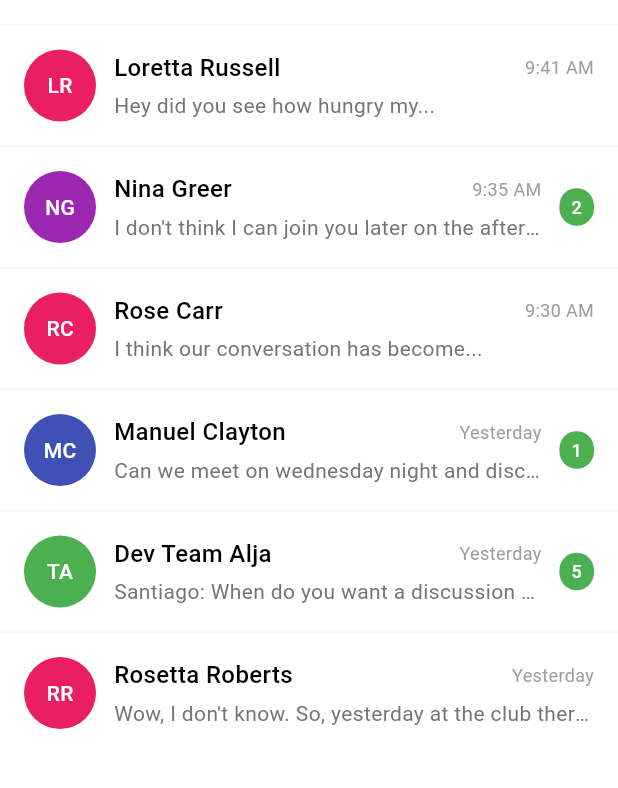
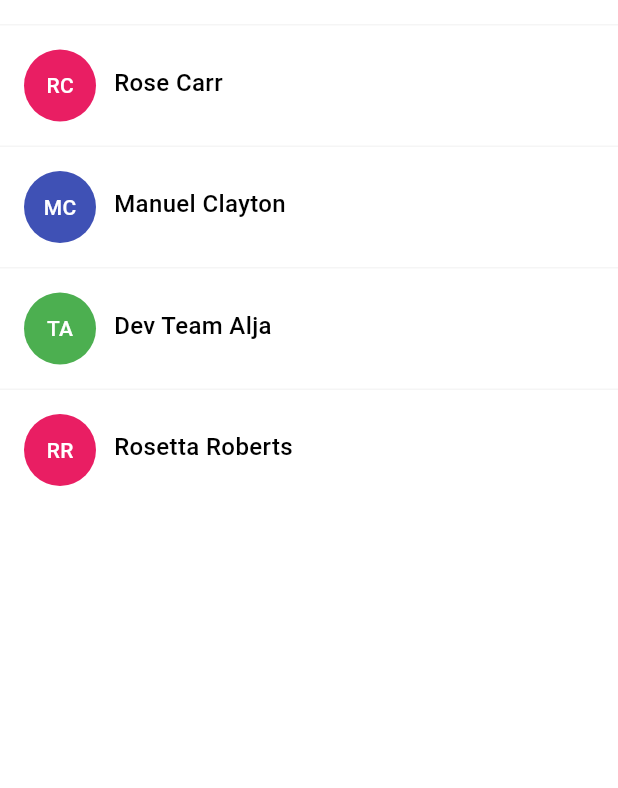
Before and after one commit to Dilshad101/chat_app_demo, a Flutter app: the screen it shows after launch, on a phone screen of 412 x 824 dp, the part 84-872 px from its top. Run offline on Flutter 3.47's test engine with Material 3 defaults, Android fonts, the phone set to English and light mode, and no system bars; our stand-ins replace bloc, dartz, equatable, get_it, hive, hive_flutter; missing offline and left inert: data_connection_checker_tv; accounts and stored records are empty.

Commit message:
ui updates

```diff
--- a/lib/features/chat/presentation/pages/chat_screen.dart
+++ b/lib/features/chat/presentation/pages/chat_screen.dart
@@ -16,63 +16,10 @@ class ChatScreenState extends State<ChatScreen> {
   ChatItem? selectedChat;
 
   final List<ChatItem> chatList = [
-    ChatItem(
-      id: 1,
-      name: "Loretta Russell",
-      message: "Hey did you see how hungry my...",
-      time: "9:41 AM",
-      avatar: "LR",
-      online: true,
-      pendingCount: 0,
-    ),
-    ChatItem(
-      id: 2,
-      name: "Nina Greer",
-      message:
-          "I don't think I can join you later on the afternoon since we are meaning...",
-      time: "9:35 AM",
-      avatar: "NG",
-      online: true,
-      pendingCount: 2,
-    ),
-    ChatItem(
-      id: 3,
-      name: "Rose Carr",
-      message: "I think our conversation has become...",
-      time: "9:30 AM",
-      avatar: "RC",
-      online: false,
-      pendingCount: 0,
-    ),
-    ChatItem(
-      id: 4,
-      name: "Manuel Clayton",
-      message: "Can we meet on wednesday night and discuss about new book...",
-      time: "Yesterday",
-      avatar: "MC",
-      online: false,
-      pendingCount: 1,
-    ),
-    ChatItem(
-      id: 5,
-      name: "Dev Team Alja",
-      message:
-          "Santiago: When do you want a discussion about our current progress?",
-      time: "Yesterday",
-      avatar: "TA",
-      online: true,
-      pendingCount: 5,
-    ),
-    ChatItem(
-      id: 6,
-      name: "Rosetta Roberts",
-      message:
-          "Wow, I don't know. So, yesterday at the club there's was a big vibe.",
-      time: "Yesterday",
-      avatar: "RR",
-      online: true,
-      pendingCount: 0,
-    ),
+    ChatItem(id: 3, name: "Rose Carr", avatar: "RC"),
+    ChatItem(id: 4, name: "Manuel Clayton", avatar: "MC"),
+    ChatItem(id: 5, name: "Dev Team Alja", avatar: "TA"),
+    ChatItem(id: 6, name: "Rosetta Roberts", avatar: "RR"),
   ];
 
   @override
@@ -127,19 +74,8 @@ class ChatScreenState extends State<ChatScreen> {
 class ChatItem {
   final int id;
   final String name;
-  final String message;
-  final String time;
+
   final String avatar;
-  final bool online;
-  final int pendingCount;
 
-  ChatItem({
-    required this.id,
-    required this.name,
-    required this.message,
-    required this.time,
-    required this.avatar,
-    required this.online,
-    required this.pendingCount,
-  });
+  ChatItem({required this.id, required this.name, required this.avatar});
 }
--- a/lib/features/chat/presentation/widgets/chat_screen_widgets/chat_list_items.widget.dart
+++ b/lib/features/chat/presentation/widgets/chat_screen_widgets/chat_list_items.widget.dart
@@ -41,31 +41,12 @@ class ChatListItem extends StatelessWidget {
                           overflow: TextOverflow.ellipsis,
                         ),
                       ),
-                      Text(
-                        chat.time,
-                        style: TextStyle(
-                          fontSize: 12,
-                          color: Colors.grey.shade500,
-                        ),
-                      ),
                     ],
                   ),
                   SizedBox(height: 4),
-                  Text(
-                    chat.message,
-                    style: TextStyle(fontSize: 14, color: Colors.grey.shade600),
-                    overflow: TextOverflow.ellipsis,
-                    maxLines: 1,
-                  ),
                 ],
               ),
             ),
-
-            // Pending Count Badge
-            if (chat.pendingCount > 0) ...[
-              SizedBox(width: 12),
-              PendingCountBadge(count: chat.pendingCount),
-            ],
           ],
         ),
       ),
```
